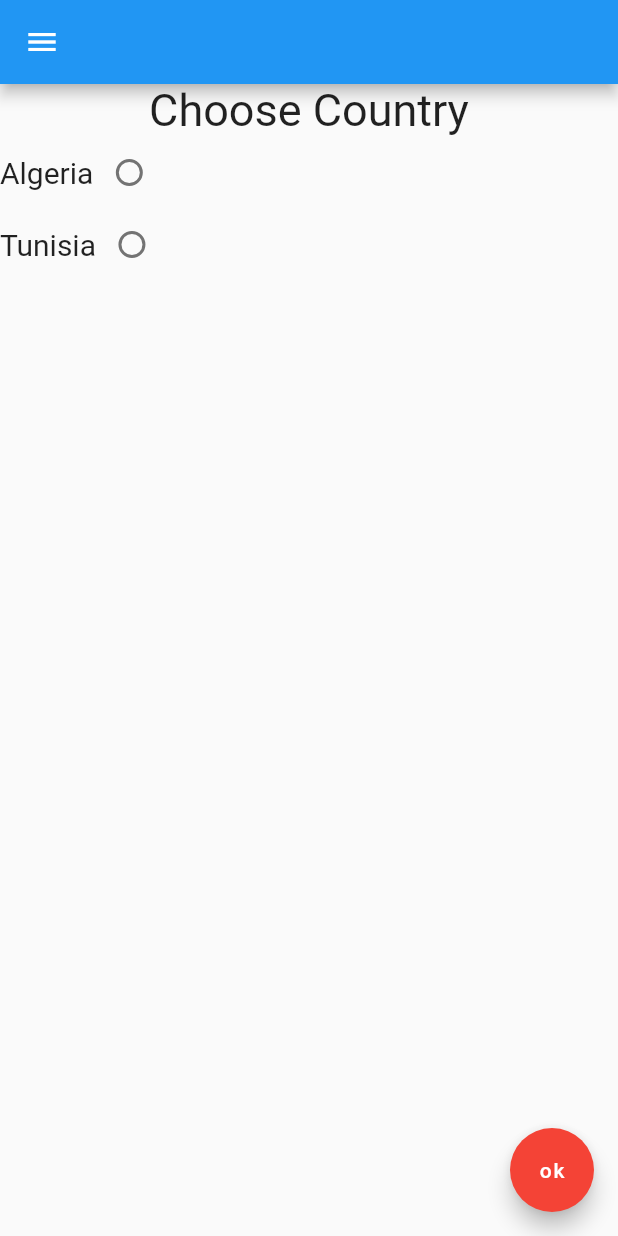
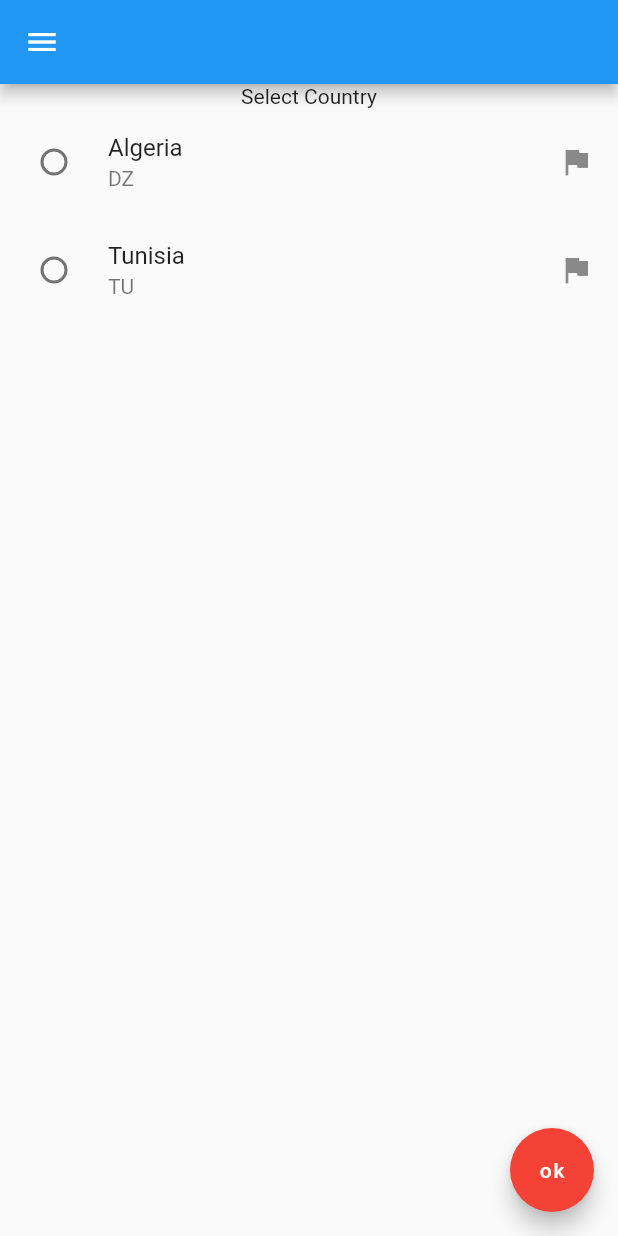
Before and after one commit to mouradneb/flutter_training_courses, a Flutter app: the screen it shows after launch, on a phone screen of 412 x 824 dp. Run offline on Flutter 3.47's test engine with Material 2 defaults, Android fonts, the phone set to English and light mode, and no system bars.

Commit message:
radio list tile

```diff
--- a/lib/my_app.dart
+++ b/lib/my_app.dart
@@ -1,5 +1,5 @@
 import 'package:course_flutter/my_floating_action_button.dart';
-import 'package:course_flutter/my_radio.dart';
+import 'package:course_flutter/my_radiolisttile.dart';
 import 'package:flutter/material.dart';
 
 class MyApp extends StatelessWidget {
@@ -11,6 +11,6 @@ class MyApp extends StatelessWidget {
             appBar: AppBar(),
             drawer: Drawer(),
             floatingActionButton: MyFloatingActionButton(),
-            body: MyRadio()));
+            body: MyRadioListTile()));
   }
 }
--- /dev/null
+++ b/lib/my_radiolisttile.dart
@@ -0,0 +1,44 @@
+import 'package:flutter/material.dart';
+
+class MyRadioListTile extends StatefulWidget {
+  @override
+  _MyRadioListTileState createState() => _MyRadioListTileState();
+}
+
+class _MyRadioListTileState extends State<MyRadioListTile> {
+  var country;
+  @override
+  Widget build(BuildContext context) {
+    return Container(
+      child: Column(
+        children: [
+          Text("Select Country"),
+          RadioListTile(
+              //controlAffinity: ListTileControlAffinity.trailing,
+              secondary: Icon(Icons.flag),
+              selected: country == "Alg" ? true : false,
+              title: Text("Algeria"),
+              subtitle: Text("DZ"),
+              value: "Alg",
+              groupValue: country,
+              onChanged: (val) {
+                setState(() {
+                  country = val;
+                });
+              }),
+          RadioListTile(
+              secondary: Icon(Icons.flag),
+              title: Text("Tunisia"),
+              subtitle: Text("TU"),
+              value: "Tunis",
+              groupValue: country,
+              onChanged: (val) {
+                setState(() {
+                  country = val;
+                });
+              }),
+        ],
+      ),
+    );
+  }
+}
```
